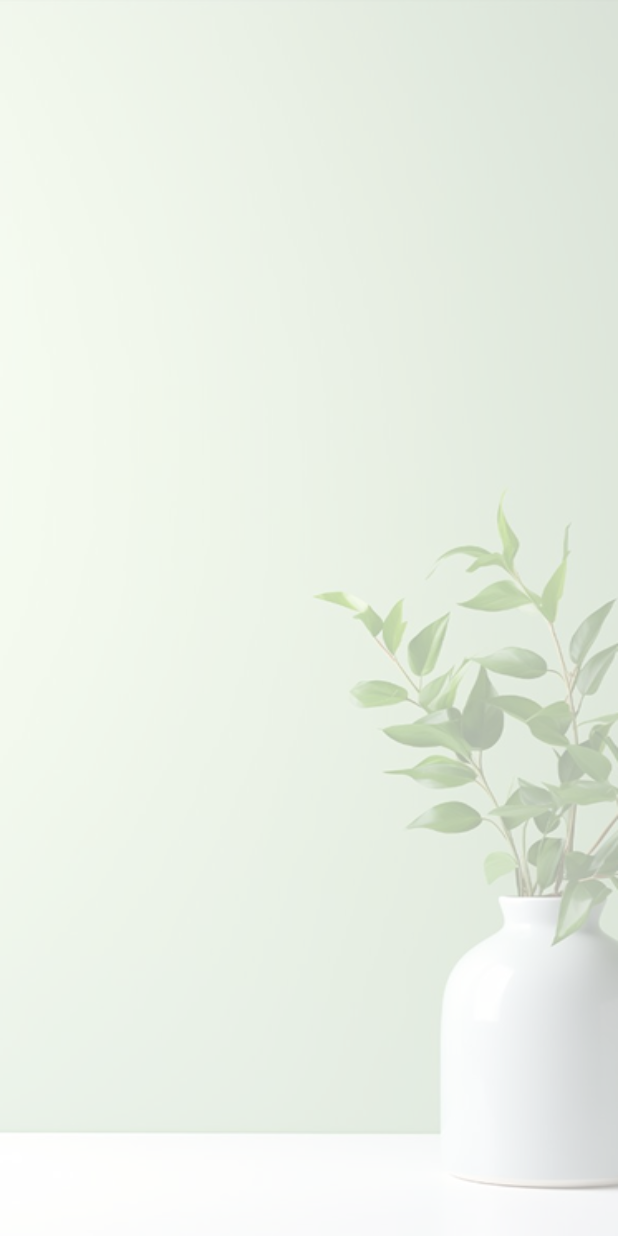
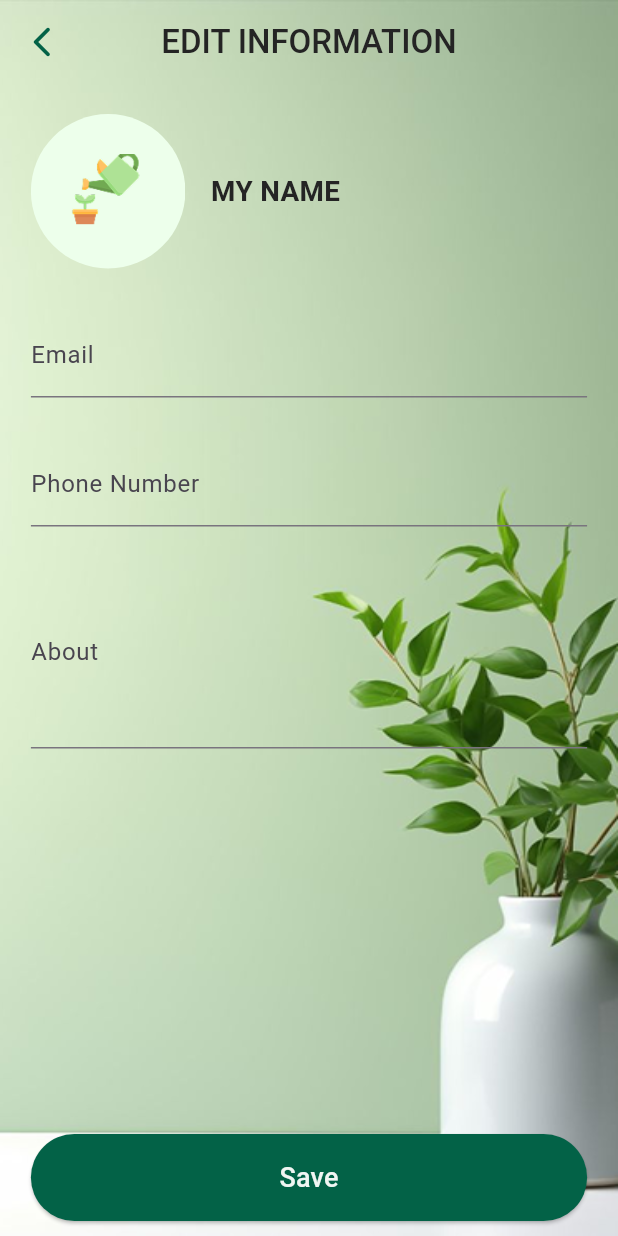
Before and after one commit to Loujeen/balacona, a Flutter app: the screen it shows after launch, on a phone screen of 412 x 824 dp. Run offline on Flutter 3.47's test engine with Material 3 defaults, Android fonts, the phone set to English and light mode, and no system bars.

Commit message:
Edit info Screen

```diff
--- a/lib/Profile/edit_information.dart
+++ b/lib/Profile/edit_information.dart
@@ -1,18 +1,152 @@
 import 'package:flutter/material.dart';
+import 'package:testttt/App_Colors.dart';
 
-class EditInformationScreen extends StatelessWidget {
+class EditInformationScreen extends StatefulWidget {
   const EditInformationScreen({super.key});
   static const String routeName = 'EditInformationScreen';
 
   @override
+  State<EditInformationScreen> createState() => _EditInformationScreenState();
+}
+
+class _EditInformationScreenState extends State<EditInformationScreen> {
+  final TextEditingController emailController = TextEditingController();
+  final TextEditingController phoneController = TextEditingController();
+  final TextEditingController aboutController = TextEditingController();
+
+  @override
   Widget build(BuildContext context) {
+    final screenWidth = MediaQuery.of(context).size.width;
+
     return Stack(
       children: [
-        Container(
-            child:Image.asset("assets/images/edit_info_bg.png",width: double.infinity,height: double.infinity,fit:BoxFit.fill)
+        Image.asset(
+          "assets/images/edit_info_bg.png",
+          width: double.infinity,
+          height: double.infinity,
+          fit: BoxFit.fill,
+        ),
+        Scaffold(
+          backgroundColor: Colors.transparent,
+          appBar: AppBar(
+            backgroundColor: Colors.transparent,
+            elevation: 0,
+            leading: IconButton(
+              onPressed: () {
+                Navigator.pop(context);
+              },
+              icon: Icon(
+                Icons.arrow_back_ios_new_rounded,
+                color: AppColors.primaryDarkColor,
+              ),
+            ),
+            title: Text(
+              "EDIT INFORMATION",
+              style: TextStyle(
+                fontSize: 22,
+                color: AppColors.blackColor,
+                fontWeight: FontWeight.w500,
+              ),
+            ),
+            centerTitle: true,
+          ),
+          body: SafeArea(
+            child: Column(
+              children: [
+                Expanded(
+                  child: SingleChildScrollView(
+                    padding: EdgeInsets.symmetric(horizontal: screenWidth * 0.05),
+                    child: Column(
+                      crossAxisAlignment: CrossAxisAlignment.start, // Align all children to the left
+                      children: [
+                        SizedBox(height: 20),
+                        Row(
+                          crossAxisAlignment: CrossAxisAlignment.center,
+                          children: [
+                            Builder(
+                              builder: (context) {
+                                double imageSize = screenWidth * 0.25;
+                                double rightMargin = screenWidth * 0.025;
+                                return Container(
+                                  margin: EdgeInsets.fromLTRB(0, 0, 17, 0),
+                                  width: imageSize,
+                                  height: imageSize,
+                                  decoration: BoxDecoration(
+                                    shape: BoxShape.circle,
+                                    image: DecorationImage(
+                                      image: AssetImage('assets/images/pot.png'),
+                                      fit: BoxFit.cover,
+                                    ),
+                                  ),
+                                );
+                              },
+                            ),
+                            Expanded(
+                              child: Align(
+                                alignment: Alignment.centerLeft,
+                                child: Text(
+                                  'MY NAME',
+                                  style: TextStyle(
+                                    color: AppColors.blackColor,
+                                    fontWeight: FontWeight.w700,
+                                    fontSize: screenWidth * 0.045,
+                                  ),
+                                ),
+                              ),
+                            ),
+                          ],
+                        ),
+                        SizedBox(height: 30),
+                        TextField(
+                          controller: emailController,
+                          textAlign: TextAlign.left,
+                          decoration: InputDecoration(labelText: 'Email'),
+                          keyboardType: TextInputType.emailAddress,
+                        ),
+                        SizedBox(height: 30),
+                        TextField(
+                          controller: phoneController,
+                          textAlign: TextAlign.left,
+                          decoration: InputDecoration(labelText: 'Phone Number'),
+                          keyboardType: TextInputType.phone,
+                        ),
+                        SizedBox(height: 20),
+                        TextField(
+                          controller: aboutController,
+                          textAlign: TextAlign.left,
+                          decoration: InputDecoration(labelText: 'About'),
+                          maxLines: 4,
+                        ),
+                        SizedBox(height: 30),
+                      ],
+                    ),
+                  ),
+                ),
+                Padding(
+                  padding: EdgeInsets.symmetric(horizontal: screenWidth * 0.05, vertical: 10),
+                  child: SizedBox(
+                    width: double.infinity,
+                    child: ElevatedButton(
+                      style: ElevatedButton.styleFrom(
+                        padding: const EdgeInsets.symmetric(vertical: 16),
+                        backgroundColor: AppColors.primaryDarkColor,
+                        shape: RoundedRectangleBorder(
+                          borderRadius: BorderRadius.circular(30),
+                        ),
+                      ),
+                      onPressed: () {},
+                      child: const Text(
+                        'Save',
+                        style: TextStyle(fontSize: 18, color: AppColors.LightButtonColor),
+                      ),
+                    ),
+                  ),
+                ),
+              ],
+            ),
+          ),
         ),
       ],
-
     );
   }
 }
```
Also changed, not shown: assets/images/2x/edit_info_bg@2x.png, assets/images/3x/edit_info_bg@3x.png, assets/images/edit_info_bg.png.
